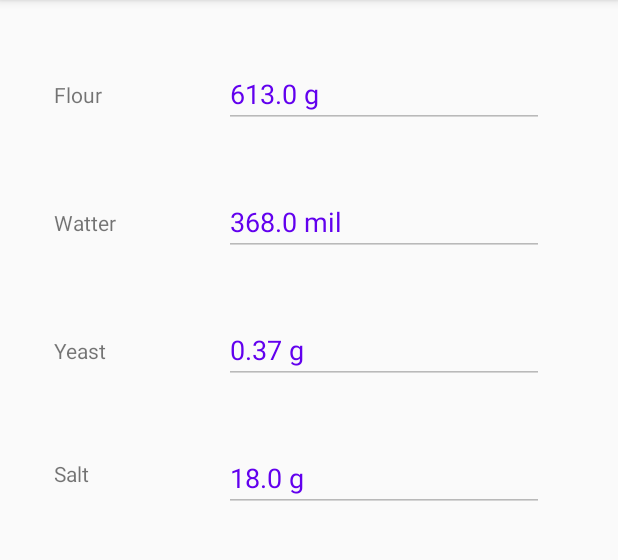
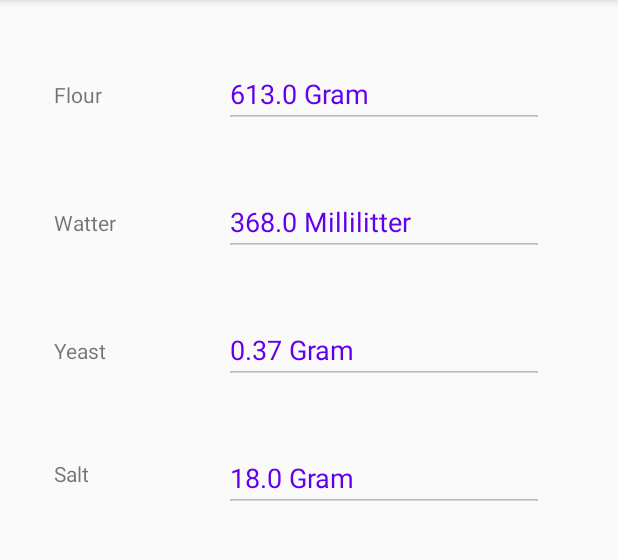
Before and after one commit to C64HexCoder/PizaCalc, an Android app: the MainActivity screen opened directly, with no data from a screen before it, after a tap on "מחשבון המצרכים למתכון", on a phone screen of 412 x 824 dp, the part 84-644 px from its top. Run offline under Robolectric (Android 15) with nearby library versions, the phone set to English and light mode, and no system bars; 1 other tap on this screen came first.

Commit message:
redesign mainactivity layout and adding weight simbol indication to NumOfBalls EditText box.

```diff
--- a/app/src/main/java/com/shelly/pizzacalc/MainActivity.java
+++ b/app/src/main/java/com/shelly/pizzacalc/MainActivity.java
@@ -17,6 +17,7 @@ import android.view.MenuItem;
 import android.widget.Button;
 import android.widget.EditText;
 import android.widget.ImageButton;
+import android.widget.TextView;
 import android.widget.Toast;
 
 import java.io.FileInputStream;
@@ -31,6 +32,7 @@ public class MainActivity extends AppCompatActivity {
 
     EditText numOfBalls;
     EditText ballWeight;
+    TextView weightTV;
 
     @Override
     protected void onCreate(Bundle savedInstanceState) {
@@ -45,6 +47,7 @@ public class MainActivity extends AppCompatActivity {
 
         FloatingActionButton recipe = findViewById(R.id.calculateRecipe);
         ImageButton receiptBan = findViewById(R.id.ReceiptBtw);
+
 
         try {
             FileInputStream FileStream = new FileInputStream(getApplicationInfo().dataDir + "/Receipt.txt");
@@ -71,50 +74,8 @@ public class MainActivity extends AppCompatActivity {
             new AlertDialog.Builder (this).setTitle("שגיאת קובץ").setMessage(ex.getMessage()).create().show();
         }
 
-//        numOfBalls.setText(String.valueOf(pizzaReciepe.NumOfBalls));
- //       ballWeight.setText(String.valueOf(pizzaReciepe.BallWeight));
-
-
-        /*numOfBalls.addTextChangedListener(new TextWatcher() {
-            @Override
-            public void beforeTextChanged(CharSequence s, int start, int count, int after) {
-
-            }
-
-            @Override
-            public void onTextChanged(CharSequence s, int start, int before, int count) {
-
-            }
-
-            @Override
-            public void afterTextChanged(Editable s) {
-                pizzaReciepe.NumOfBalls = Double.valueOf(s.toString());
-                SavePizzaRecipeToFile();
-
-                //Toast.makeText(getApplicationContext(),"PizzaRecipe Updated",Toast.LENGTH_LONG).show();
-            }
-        });
-
-        ballWeight.addTextChangedListener(new TextWatcher() {
-            @Override
-            public void beforeTextChanged(CharSequence s, int start, int count, int after) {
-
-            }
-
-            @Override
-            public void onTextChanged(CharSequence s, int start, int before, int count) {
-
-            }
-
-            @Override
-            public void afterTextChanged(Editable s) {
-                pizzaReciepe.BallWeight = Double.valueOf(s.toString());
-                SavePizzaRecipeToFile();
-
-                //Toast.makeText(getApplicationContext(),"PizzaRecipe Updated",Toast.LENGTH_LONG).show();
-            }
-        }); */
-
+        pizzaReciepe.setApplicationContext(getApplicationContext());
+        weightTV = findViewById(R.id.main_weightTV);
 
         recipe.setOnClickListener(new View.OnClickListener() {
             @Override
@@ -188,6 +149,11 @@ public class MainActivity extends AppCompatActivity {
         numOfBalls.setText(String.valueOf(pizzaReciepe.NumOfBalls));
         ballWeight.setText(String.valueOf(pizzaReciepe.BallWeight));
 
+        if (pizzaReciepe.unitOfMesure == PizzaRecipe.UnitOfMeasure.Grams)
+            weightTV.setText(R.string.gram);
+        else
+            weightTV.setText(R.string.ounce);
+
     }
 
     /*@Override
--- a/app/src/main/java/com/shelly/pizzacalc/PizzaRecipe.java
+++ b/app/src/main/java/com/shelly/pizzacalc/PizzaRecipe.java
@@ -1,11 +1,13 @@
 package com.shelly.pizzacalc;
+
+import android.content.Context;
 
 import java.io.Serializable;
 import java.math.BigDecimal;
 import java.math.BigInteger;
 import java.math.RoundingMode;
 
-public class PizzaRecipe implements Serializable {
+public class PizzaRecipe  implements Serializable {
 
     //public static final long serialVersionUID = 42L;
     public static PizzaRecipe instance = null;
@@ -20,6 +22,7 @@ public class PizzaRecipe implements Serializable {
     public double NumOfBalls = 4;
     public double BallWeight = 250;
 
+    private static Context applicationContext;
     String tmp;
     public int ex = 0;
 
@@ -76,6 +79,10 @@ public class PizzaRecipe implements Serializable {
         return instance;
     }
 
+    public static void setApplicationContext (Context appContext) {
+        applicationContext = appContext;
+    }
+
     public static PizzaRecipe getInstance(PizzaRecipe pizzaReciepe)
     {
         if (instance == null)
@@ -123,21 +130,22 @@ public class PizzaRecipe implements Serializable {
         return String.valueOf((RoundDouble(ex,OliveOil))+" "+getLiquidMeassureSimbole());
     }
 
+
     public String getWeightMeasureSimbole() {
 
         if (unitOfMesure == UnitOfMeasure.Grams)
-            return "g";
+            return applicationContext.getString(R.string.gram);
         else
-            return "Oz";
+            return applicationContext.getString(R.string.ounce);
     }
 
     public String getLiquidMeassureSimbole () {
         if (liquidMeasureUnit == LiquidMeasureUnit.Milliliter)
-            return "mil";
+            return applicationContext.getString(R.string.millilitter);
         else if (unitOfMesure == UnitOfMeasure.Grams)
-            return "g";
+            return applicationContext.getString(R.string.gram);
         else
-            return "Oz";
+            return applicationContext.getString(R.string.ounce);
     }
 
     public void changeLiquidMeasureUnit (LiquidMeasureUnit liqMeasureUnit) {
--- a/app/src/main/res/docs/PizzaCalcAbout.txt.txt
+++ /dev/null
@@ -1,4 +0,0 @@
-PizzaCalc היא אפליציה לחישוב המצרכים והכמויות הדרושים לשם הכנת בצק לפיצה נפוליטנית.
-המשתמש יכול להכין פיצה בהתבסס על מתקון ברירת המחדל או להוסיף מצרכים מתוך רשימה, כגון שמן זית ו/או סוכר, שאף הם מגיעים עם כמות (באחוזים) מוגדר מראש וגם אותם המשתמש יכול לשנות כראות עיניו.
-
-כל שינוי שהמשתמש מבצע נשמר בקובץ וישמש אותו בפעם הבאה. אין צורך להגדיר הכל כל פעם מחדש. ברגע שהמשתמש משנה את המתקון באופן שהוא מעדיף, זה ישמר לו לכל השימושים הבאים אלה אם יחליט לשנות אותו.
--- a/app/src/main/res/values/strings.xml
+++ b/app/src/main/res/values/strings.xml
@@ -27,4 +27,7 @@
     <string name="Liquid_measurring_unit">Liquid measuring unit</string>
     <string name="millilitter">Millilitter</string>
     <string name="recipe_update">Recipe update</string>
+    <string name="gram_simbol">g</string>
+    <string name="ounces_simbol">Oz</string>
+    <string name="mililliter">mil</string>
 </resources>
```
Also changed, not shown: app/src/main/res/layout/content_main.xml (+17 -22 lines), 1 other file.
